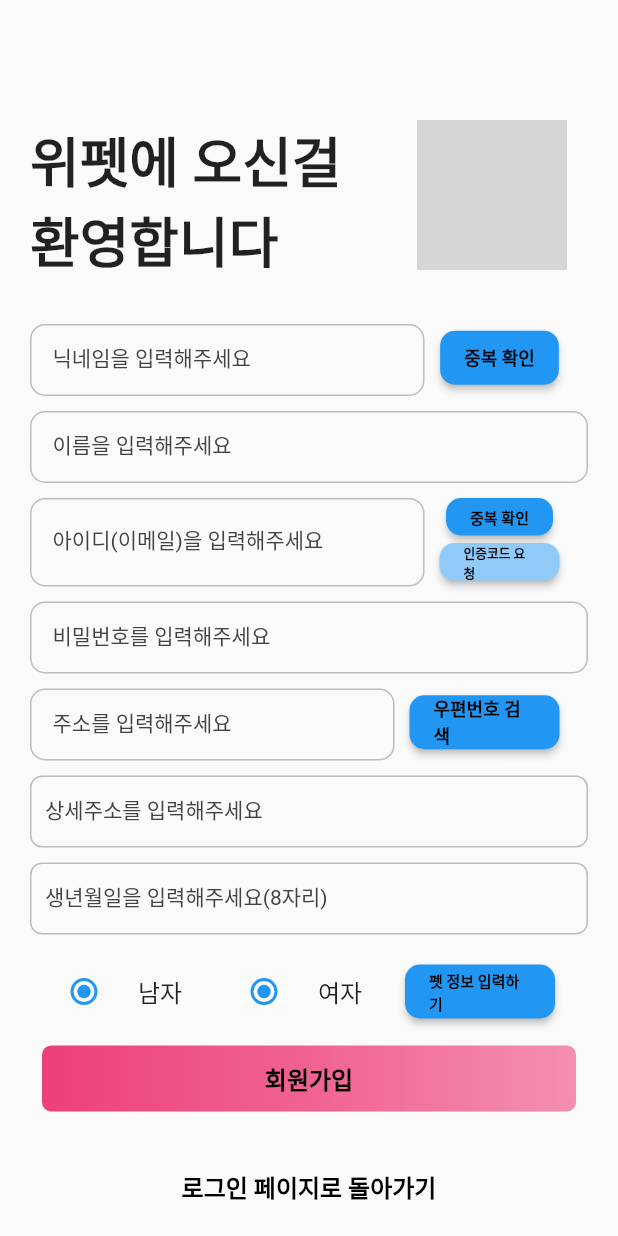
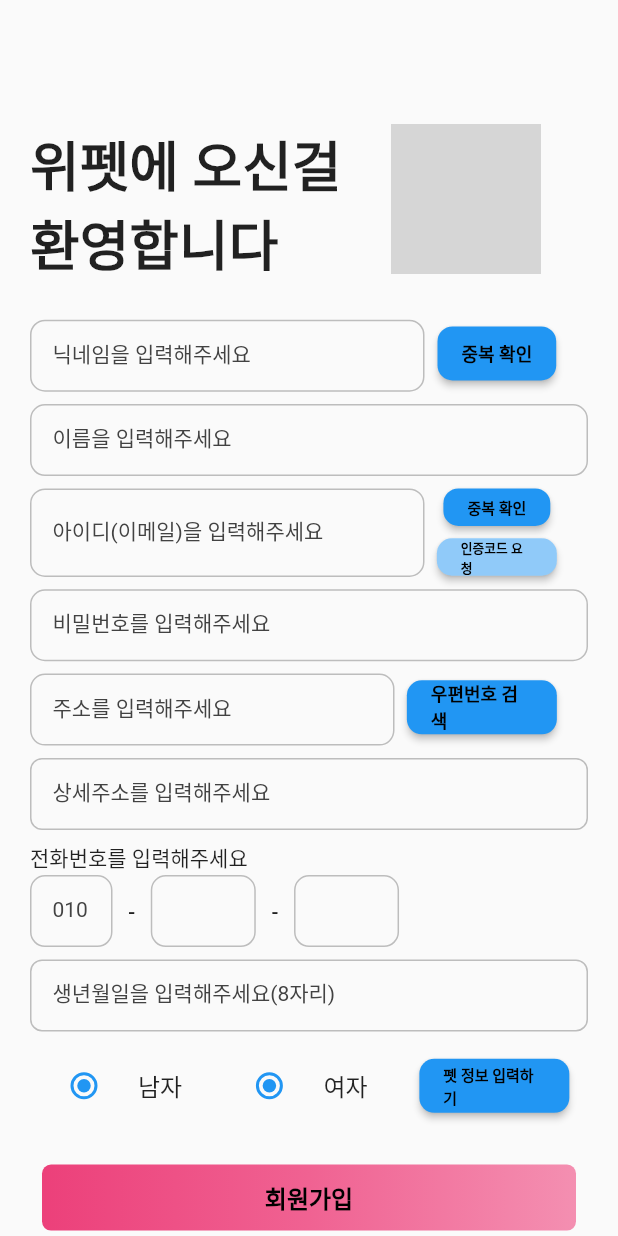
Before and after one commit to JmSmartProject/FrontEnd, a Flutter app: the SignupPage screen opened directly, on a phone screen of 412 x 824 dp. Run offline on Flutter 3.47's test engine with Material 2 defaults, Android fonts, the phone set to English and light mode, and no system bars; network calls fail; grey boxes are pictures that could not be loaded.

Commit message:
Update signup_page.dart

```diff
--- a/JMSmart_project/lib/modules/login_page/signup_page.dart
+++ b/JMSmart_project/lib/modules/login_page/signup_page.dart
@@ -18,6 +18,7 @@ class _SignupPageState extends State<SignupPage> {
 
   @override
   Widget build(BuildContext context) {
+    Size size = MediaQuery.of(context).size;
     return Scaffold(
       backgroundColor: Colors.grey.shade50,
       body: SingleChildScrollView(
@@ -27,7 +28,9 @@ class _SignupPageState extends State<SignupPage> {
           child: Column(
             crossAxisAlignment: CrossAxisAlignment.start,
             children: <Widget>[
-              SizedBox(height: 80,),
+              SizedBox(
+                  height: size.height * 0.1
+              ),
               Row(
                 crossAxisAlignment: CrossAxisAlignment.start,
                 children: <Widget>[
@@ -38,7 +41,9 @@ class _SignupPageState extends State<SignupPage> {
                       Text("환영합니다",style: TextStyle(fontSize: 36,fontWeight: FontWeight.w900),),
                     ],
                   ),
-                  SizedBox(width: 50,),
+                  SizedBox(
+                    width: size.width * 0.08
+                  ),
                   Stack(
                     children: [
                       SizedBox(
@@ -72,7 +77,9 @@ class _SignupPageState extends State<SignupPage> {
                   )
                 ],
               ),
-              SizedBox(height: 30,),
+              SizedBox(
+                height: size.height * 0.03
+              ),
               Row(
                 crossAxisAlignment: CrossAxisAlignment.start,
                 children: <Widget>[
@@ -95,7 +102,9 @@ class _SignupPageState extends State<SignupPage> {
                       ),
                     ),
                   ),
-                  SizedBox(width: 10,),
+                  SizedBox(
+                    width: size.width * 0.02
+                  ),
                   Container(
                     alignment: Alignment.center,
                     height: 45,
@@ -119,7 +128,9 @@ class _SignupPageState extends State<SignupPage> {
                   ),
                 ],
               ),
-              SizedBox(height: 10,),
+              SizedBox(
+                height: size.height * 0.01
+              ),
               Column(
                 children: <Widget>[
                   TextField(
@@ -140,7 +151,9 @@ class _SignupPageState extends State<SignupPage> {
                   ),
                 ],
               ),
-              SizedBox(height: 10,),
+              SizedBox(
+                height: size.height * 0.01
+              ),
               Row(
                 crossAxisAlignment: CrossAxisAlignment.start,
                 children: <Widget>[
@@ -164,7 +177,9 @@ class _SignupPageState extends State<SignupPage> {
                       controller: IDController,
                     ),
                   ),
-                  SizedBox(width: 10,),
+                  SizedBox(
+                    width: size.width * 0.02
+                  ),
                   Column(
                     children: <Widget>[
                       Container(
@@ -187,7 +202,9 @@ class _SignupPageState extends State<SignupPage> {
                           ),
                         ),
                       ),
-                      SizedBox(height: 5,),
+                      SizedBox(
+                        height: size.height * 0.01
+                      ),
                       Container(
                         alignment: Alignment.center,
                         height: 25,
@@ -213,7 +230,9 @@ class _SignupPageState extends State<SignupPage> {
                   ),
                 ],
               ),
-              SizedBox(height: 10,),
+              SizedBox(
+                height: size.height * 0.01
+              ),
               Column(
                 children: <Widget>[
                   TextField(
@@ -235,7 +254,9 @@ class _SignupPageState extends State<SignupPage> {
                   ),
                 ],
               ),
-              SizedBox(height: 10,),
+              SizedBox(
+                height: size.height * 0.01
+              ),
               Row(
                 crossAxisAlignment: CrossAxisAlignment.start,
                 children: <Widget>[
@@ -258,7 +279,9 @@ class _SignupPageState extends State<SignupPage> {
                       ),
                     ),
                   ),
-                  SizedBox(width: 10,),
+                  SizedBox(
+                    width: size.width * 0.02
+                  ),
                   Container(
                     alignment: Alignment.center,
                     height: 45,
@@ -282,14 +305,16 @@ class _SignupPageState extends State<SignupPage> {
                   ),
                 ],
               ),
-              SizedBox(height: 10,),
+              SizedBox(
+                height: size.height * 0.01
+              ),
               Column(
                 crossAxisAlignment: CrossAxisAlignment.start,
                 children: <Widget>[
                   TextField(
                     decoration: InputDecoration(
                       labelText: "상세주소를 입력해주세요",
-                      contentPadding: EdgeInsets.all(10),
+                      contentPadding: EdgeInsets.fromLTRB(15, 10, 10, 10),
                       labelStyle: TextStyle(fontSize: 14,color: Colors.grey.shade800),
                       enabledBorder: OutlineInputBorder(
                         borderRadius: BorderRadius.circular(8),
@@ -302,11 +327,83 @@ class _SignupPageState extends State<SignupPage> {
                       floatingLabelBehavior: FloatingLabelBehavior.auto,
                     ),
                   ),
-                  SizedBox(height: 10,),
+                  SizedBox(
+                    height: size.height * 0.01
+                  ),
+                  Text("전화번호를 입력해주세요",style: TextStyle(fontSize: 14,fontWeight: FontWeight.w500),),
+                  SizedBox(
+                      height: size.height * 0.001
+                  ),
+                  Row(
+                    children: <Widget>[
+                      SizedBox(
+                        width: 55,
+                        child: TextField(
+                          decoration: InputDecoration(
+                            labelText: "010",
+                            contentPadding: EdgeInsets.fromLTRB(15, 10, 10, 10),
+                            labelStyle: TextStyle(fontSize: 14, color: Colors.grey.shade800),
+                            enabledBorder: OutlineInputBorder(
+                              borderRadius: BorderRadius.circular(10),
+                              borderSide: BorderSide(color: Colors.grey.shade400),
+                            ),
+                            focusedBorder: OutlineInputBorder(
+                              borderRadius: BorderRadius.circular(10),
+                              borderSide: BorderSide(color: Colors.red),
+                            ),
+                            floatingLabelBehavior: FloatingLabelBehavior.auto,
+                          ),
+                        ),
+                      ),
+                      Text("   -   ",style: TextStyle(fontSize: 14,fontWeight: FontWeight.w500),),
+                      SizedBox(
+                        width: 70,
+                        child: TextField(
+                          decoration: InputDecoration(
+                            labelText: "",
+                            contentPadding: EdgeInsets.fromLTRB(15, 10, 10, 10),
+                            labelStyle: TextStyle(fontSize: 14, color: Colors.grey.shade800),
+                            enabledBorder: OutlineInputBorder(
+                              borderRadius: BorderRadius.circular(10),
+                              borderSide: BorderSide(color: Colors.grey.shade400),
+                            ),
+                            focusedBorder: OutlineInputBorder(
+                              borderRadius: BorderRadius.circular(10),
+                              borderSide: BorderSide(color: Colors.red),
+                            ),
+                            floatingLabelBehavior: FloatingLabelBehavior.auto,
+                          ),
+                        ),
+                      ),
+                      Text("   -   ",style: TextStyle(fontSize: 14,fontWeight: FontWeight.w500),),
+                      SizedBox(
+                        width: 70,
+                        child: TextField(
+                          decoration: InputDecoration(
+                            labelText: "",
+                            contentPadding: EdgeInsets.fromLTRB(15, 10, 10, 10),
+                            labelStyle: TextStyle(fontSize: 14, color: Colors.grey.shade800),
+                            enabledBorder: OutlineInputBorder(
+                              borderRadius: BorderRadius.circular(10),
+                              borderSide: BorderSide(color: Colors.grey.shade400),
+                            ),
+                            focusedBorder: OutlineInputBorder(
+                              borderRadius: BorderRadius.circular(10),
+                              borderSide: BorderSide(color: Colors.red),
+                            ),
+                            floatingLabelBehavior: FloatingLabelBehavior.auto,
+                          ),
+                        ),
+                      ),
+                    ],
+                  ),
+                  SizedBox(
+                      height: size.height * 0.01
+                  ),
                   TextField(
                     decoration: InputDecoration(
                       labelText: "생년월일을 입력해주세요(8자리)",
-                      contentPadding: EdgeInsets.all(10),
+                      contentPadding: EdgeInsets.fromLTRB(15, 10, 10, 10),
                       labelStyle: TextStyle(fontSize: 14,color: Colors.grey.shade800),
                       enabledBorder: OutlineInputBorder(
                         borderRadius: BorderRadius.circular(8),
@@ -319,11 +416,13 @@ class _SignupPageState extends State<SignupPage> {
                       floatingLabelBehavior: FloatingLabelBehavior.auto,
                     ),
                   ),
-                  SizedBox(height: 10,),
+                  SizedBox(
+                    height: size.height * 0.01
+                  ),
                   Row(
                     children: <Widget>[
                       Container(
-                        width: 120,
+                        width: size.width * 0.3,
                         child: RadioListTile(
                             title: Text("남자"),
                             value: Gender.MAN,
@@ -335,7 +434,7 @@ class _SignupPageState extends State<SignupPage> {
                             }),
                       ),
                       Container(
-                        width: 120,
+                        width: size.width * 0.3,
                         child: RadioListTile(
                             title: Text("여자"),
                             value: Gender.MAN,
@@ -346,7 +445,9 @@ class _SignupPageState extends State<SignupPage> {
                               });
                             }),
                       ),
-                      SizedBox(width: 10,),
+                      SizedBox(
+                        width: size.width * 0.03,
+                      ),
                       Container(
                         alignment: Alignment.center,
                         height: 45,
@@ -373,6 +474,9 @@ class _SignupPageState extends State<SignupPage> {
                         ),
                       ),
                     ],
+                  ),
+                  SizedBox(
+                    height: size.height * 0.02,
                   ),
                   Container(
                     height: 60,
@@ -406,7 +510,9 @@ class _SignupPageState extends State<SignupPage> {
                       ),
                     ),
                   ),
-                  SizedBox(height: 30,),
+                  SizedBox(
+                    height: size.height * 0.03,
+                  ),
                 ],
               ),
               Padding(
```
